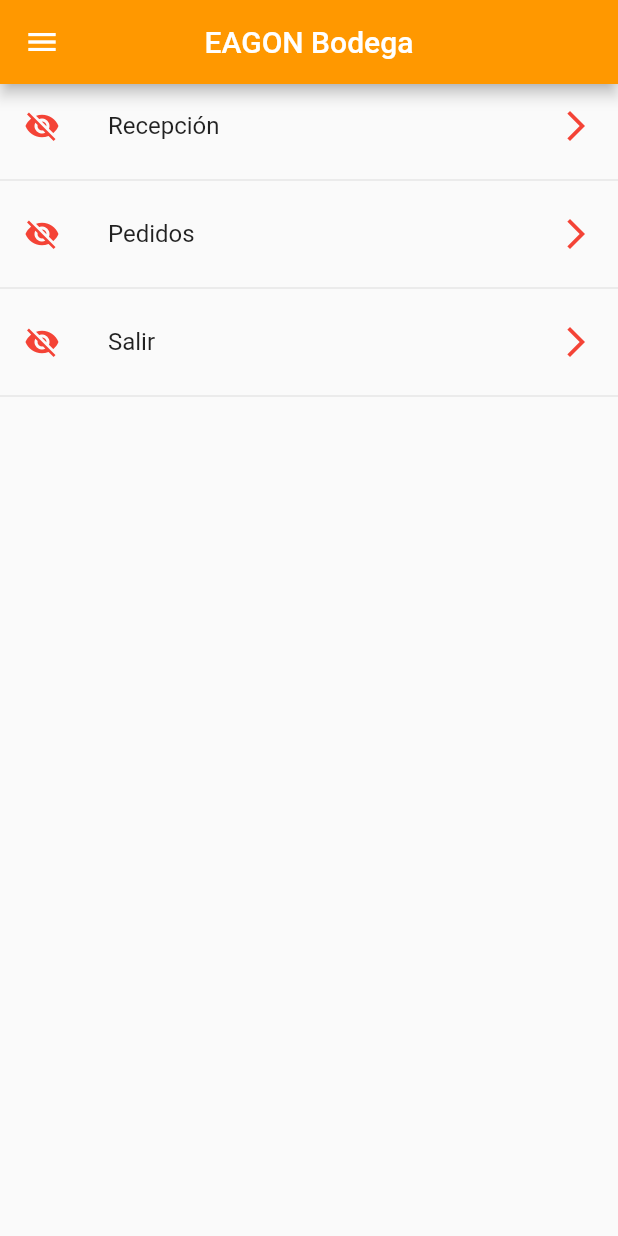
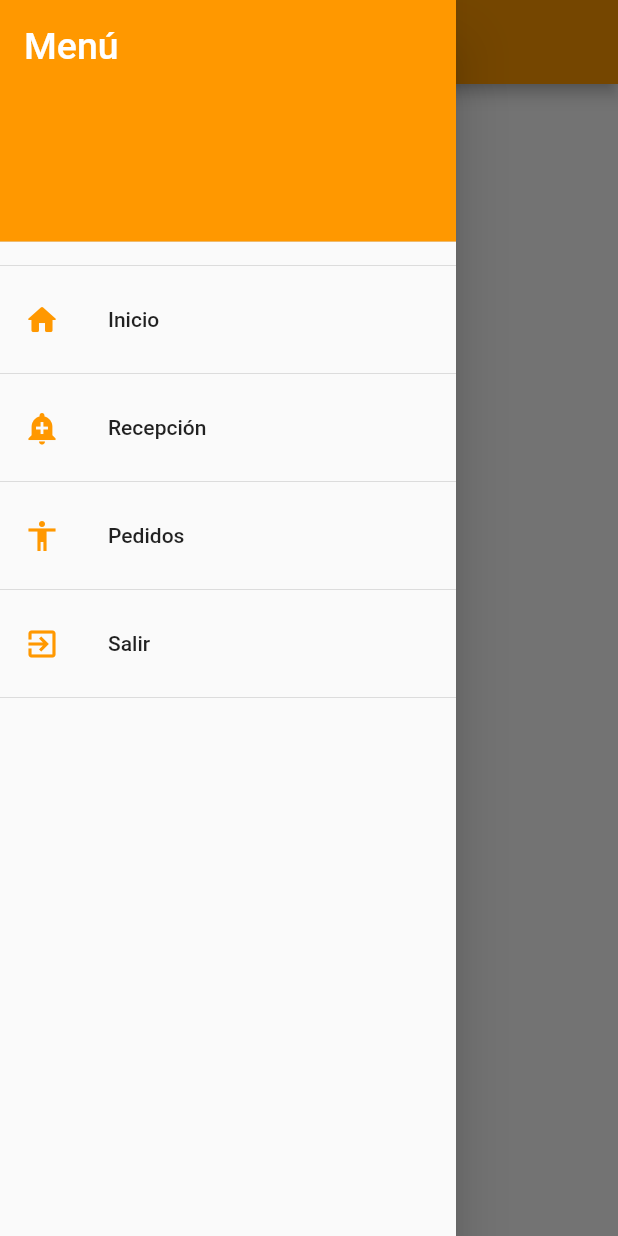
Before and after one commit to berseckchr00/eagon-bodega, a Flutter app: the screen it shows after launch, with the side drawer open (before the commit the screen has no drawer), on a phone screen of 412 x 824 dp. Run offline on Flutter 3.47's test engine with Material 2 defaults, Android fonts, the phone set to English and light mode, and no system bars.

Commit message:
add navdrawer

```diff
--- a/assets/data/menu.json
+++ b/assets/data/menu.json
@@ -1,6 +1,11 @@
 {
     "nombreApp" : "Componentes",
     "rutas" : [
+        {
+            "ruta" : "inicio",
+            "icon" : "home_rounded",
+            "texto": "Inicio"
+        },
         {
             "ruta" : "reception",
             "icon" : "add_alert",
@@ -13,7 +18,7 @@
         },
         {
             "ruta" : "logout",
-            "icon" : "folder_open",
+            "icon" : "exit_to_app",
             "texto": "Salir"
         }
     ]
--- a/lib/main.dart
+++ b/lib/main.dart
@@ -9,7 +9,7 @@ class MyApp extends StatelessWidget {
   @override
   Widget build(BuildContext context) {
     return MaterialApp(
-      title: 'Componentes APP',
+      title: 'Bodega Eagon',
       debugShowCheckedModeBanner: false,
       home: HomePage()
     );
--- a/lib/src/pages/home_page.dart
+++ b/lib/src/pages/home_page.dart
@@ -1,54 +1,26 @@
+import 'package:eagon_bodega/src/pages/navdrawer_page.dart';
 import 'package:flutter/material.dart';
 import 'package:eagon_bodega/src/providers/menu_provider.dart';
+
 
 class HomePage extends StatelessWidget {
   @override
   Widget build(BuildContext context) {
     return Scaffold(
+      drawer: NavDrawer(),
       appBar: AppBar(
         title: Text('EAGON Bodega'),
         centerTitle: true,
-        backgroundColor: Colors.orange,
-        leading: Icon(Icons.menu)
+        backgroundColor: Colors.orange
+        //leading: Icon(Icons.menu)
       ),
-      body: _createLista(),
+      //body: _createLista(),
+      body: _homeView(),
     );
   }
 
-  Widget _createLista() {
-
-    return FutureBuilder(
-      future: menuProvider.loadMenu(),
-      builder: (context, AsyncSnapshot<List<dynamic>> snapshot){
-        print(snapshot);
-        return ListView(
-          children: _createItems(snapshot.data),
-        );
-      },
-    );
+  Widget _homeView(){
+    return Row();
   }
 
-  List<Widget> _createItems(List<dynamic> data) {
-
-    final List<Widget> opciones = [];
-    print(data);
-    data.forEach((opt) {
-
-        final widgetTemp = ListTile(
-          title: Text(opt['texto']),
-          leading: Icon(Icons.visibility_off, color: Colors.red,),
-          trailing: Icon(Icons.arrow_forward_ios_outlined, color: Colors.red),
-          onTap: (){
-
-          },
-        );
-
-        opciones
-        ..add(widgetTemp)
-        ..add(Divider());
-
-    });
-
-    return opciones;
-  }
 }
--- /dev/null
+++ b/lib/src/pages/navdrawer_page.dart
@@ -0,0 +1,66 @@
+import 'package:flutter/material.dart';
+
+import 'package:eagon_bodega/src/providers/menu_provider.dart';
+import 'package:eagon_bodega/src/utils/icons_string_utils.dart';
+
+class NavDrawer extends StatelessWidget{
+
+  @override
+  Widget build(BuildContext context) {
+    return Drawer(
+      child: _createLista()
+    );
+  }
+
+  Widget _createLista() {
+
+    return FutureBuilder(
+      future: menuProvider.loadMenu(),
+      builder: (context, AsyncSnapshot<List<dynamic>> snapshot){
+        return ListView(
+          children: _createItems(snapshot.data),
+        );
+      },
+    );
+  }
+
+  List<Widget> _createItems(List<dynamic> data) {
+
+    final List<Widget> opciones = [];
+
+    final drawerHead =  DrawerHeader(
+      child: Text(
+        'Menú',
+        style: TextStyle(color: Colors.white, fontSize: 25),
+      ),
+      decoration: BoxDecoration(
+          color: Colors.orange,
+          // image: DecorationImage(
+          //     fit: BoxFit.fill,
+          //     image: AssetImage('assets/images/LOGO-EAGON_gris-350x78.png')
+          // )
+      ),
+    );
+
+    opciones
+    ..add(drawerHead)
+    ..add(Divider());
+    data.forEach((opt) {
+
+        final widgetTemp = ListTile(
+          title: Text(opt['texto']),
+          leading: getIconByString(opt['icon']),
+          onTap: (){
+
+          },
+        );
+
+        opciones
+        ..add(widgetTemp)
+        ..add(Divider());
+
+    });
+
+    return opciones;
+  }
+}
--- /dev/null
+++ b/lib/src/utils/icons_string_utils.dart
@@ -0,0 +1,13 @@
+import 'package:flutter/material.dart';
+
+final _icon = <String, IconData>{
+  'home_rounded'  : Icons.home_rounded,
+  'exit_to_app'   : Icons.exit_to_app,
+  'add_alert'     : Icons.add_alert,
+  'accessibility' : Icons.accessibility,
+};
+
+Icon getIconByString(String iconName){
+  return Icon( _icon[iconName], color: Colors.orange);
+
+}
```
